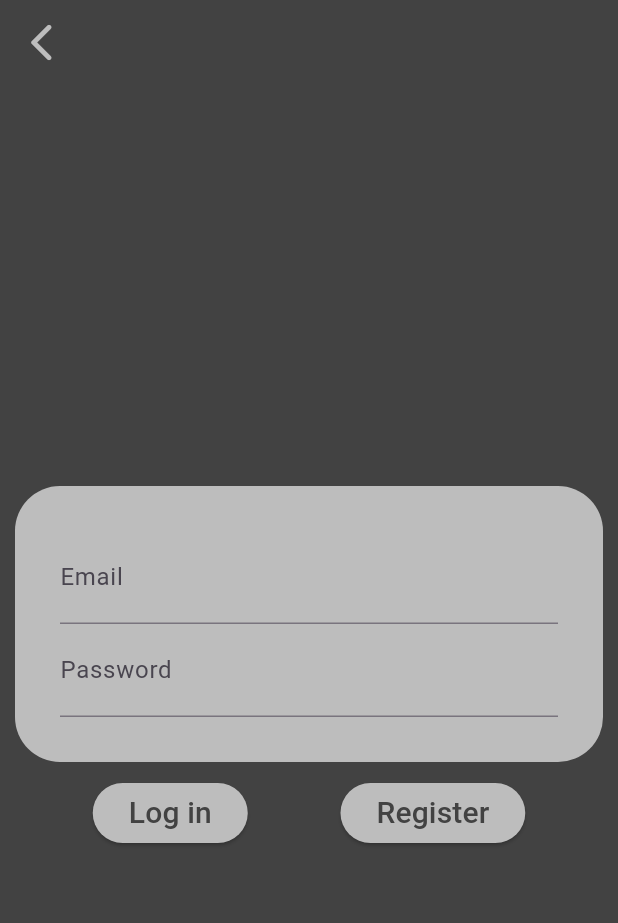
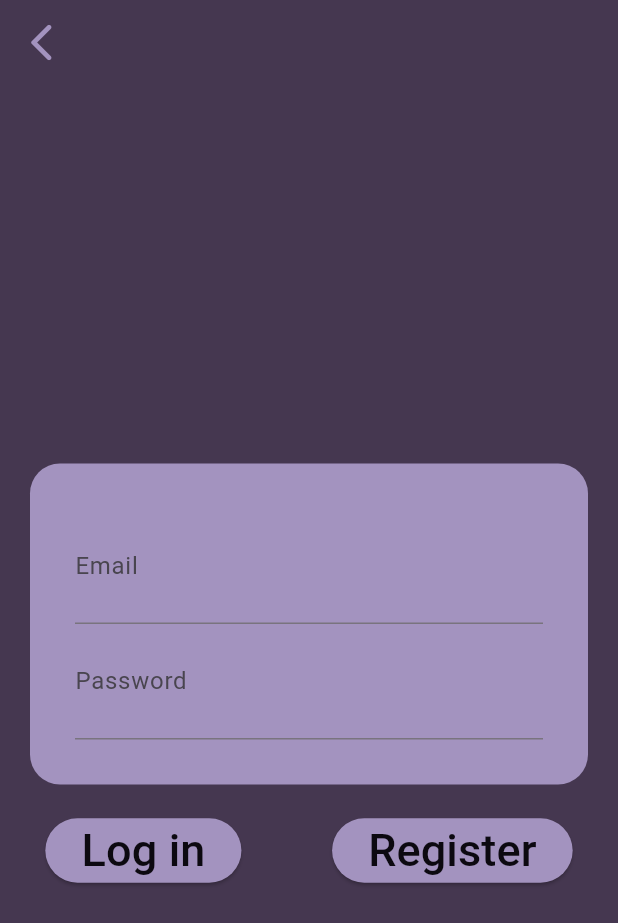
Before and after one commit to SFP95/pjgfolder2, a Flutter app: the LoginPage screen opened by its route, on a phone screen of 412 x 824 dp. Shown: the top 923 px of the screen. Run offline on Flutter 3.47's test engine with Material 3 defaults, Android fonts, the light colour scheme and no system bars; our stand-ins replace image_picker, shared_preferences; accounts and stored records are empty.

Commit message:
actualizacion splash_view.dart Y login_page.dart

```diff
--- a/lib/src/views/login_page.dart
+++ b/lib/src/views/login_page.dart
@@ -22,12 +22,12 @@ class _LoginPageState extends State<LoginPage> {
   @override
   Widget build(BuildContext context) {
     return Scaffold(
-      backgroundColor: Colors.grey[800],
+      backgroundColor: Color.fromARGB(255, 69, 55, 80),
       appBar: AppBar(
         elevation: 0,
-        backgroundColor: Colors.grey[800],
+        backgroundColor: Color.fromARGB(255, 69, 55, 80),
         iconTheme: IconThemeData(
-          color: Colors.grey[400],
+          color: Color.fromARGB(255, 163, 147, 191),
           size: 30,
         ),
         leading: IconButton(
@@ -42,26 +42,27 @@ class _LoginPageState extends State<LoginPage> {
           mainAxisAlignment: MainAxisAlignment.center,
           children: <Widget>[
             Container(
-              margin: EdgeInsets.all(10),
+              margin: EdgeInsets.all(20),
               padding: EdgeInsets.all(30),
               decoration: BoxDecoration(
-                  color: Colors.grey[400],
-                  borderRadius:BorderRadius.circular(30)
+                  color: Color.fromARGB(255, 163, 147, 191),
+                  borderRadius:BorderRadius.circular(20)
               ),
               child: Column(
                 children: [
                   TextFormField(
                     style: TextStyle(
-                      fontSize: 20,
-                      color: Colors.grey[800],
+                      fontSize: 30,
+                      color: Color.fromARGB(255, 12, 9, 16),
                     ),
                     controller: _emailController,
-                    decoration: InputDecoration(labelText: 'Email'),
+                    decoration: InputDecoration(
+                        labelText: 'Email'),
                   ),
                   TextFormField(
                     style: TextStyle(
-                      fontSize: 20,
-                      color: Colors.grey[800],
+                      fontSize: 30,
+                      color: Color.fromARGB(255, 12, 9, 16),
                     ),
                     controller: _passwordController,
                     decoration: InputDecoration(labelText: 'Password'),
@@ -71,11 +72,11 @@ class _LoginPageState extends State<LoginPage> {
               ),
             ),
             Row(
-              mainAxisAlignment: MainAxisAlignment.spaceEvenly ,
+              mainAxisAlignment: MainAxisAlignment.spaceAround,
               children: [
                 ElevatedButton(
                   style:  ButtonStyle(
-                    backgroundColor: MaterialStateProperty.all<Color>(Colors.grey.shade400),
+                    backgroundColor: MaterialStateProperty.all<Color>(Color.fromARGB(255, 163, 147, 191)),
                    ),
                   onPressed: () async {
                     print("LOGIN LLAMADO");
@@ -98,16 +99,22 @@ class _LoginPageState extends State<LoginPage> {
                     }
 
                   },
-                  child: Text('Log in', style: TextStyle(color: Colors.grey[800],fontSize: 20)),
+                  child: Text('Log in',
+                      style: TextStyle(
+                        color: Color.fromARGB(255, 12, 9, 16),
+                        fontSize: 30)),
                 ),
                 ElevatedButton(
                   style:  ButtonStyle(
-                    backgroundColor: MaterialStateProperty.all<Color>(Colors.grey.shade400),
+                    backgroundColor: MaterialStateProperty.all<Color>(Color.fromARGB(255, 163, 147, 191)),
                   ),
                   onPressed: () {
                     Navigator.popAndPushNamed(context, '/register');
                   },
-                  child: Text('Register', style: TextStyle(color: Colors.grey[800],fontSize: 20)),
+                  child: Text('Register',
+                      style: TextStyle(
+                          color: Color.fromARGB(255, 12, 9, 16),
+                          fontSize: 30)),
                 ),
               ],
             ),
--- a/lib/src/views/splash_view.dart
+++ b/lib/src/views/splash_view.dart
@@ -37,13 +37,13 @@ class _SplashView extends State<SplashView> {
   @override
   Widget build(BuildContext context) {
     return Scaffold(
-      backgroundColor: Colors.deepPurple.shade700,
+      backgroundColor: Color.fromARGB(255, 12, 9, 16),
       body: Center(
         child: Column(
           mainAxisAlignment: MainAxisAlignment.center,
           children: [
             Opacity(
-              opacity:  0.7,
+              opacity:  0.6,
               child: Image.asset(
                 'assets/images/d20.png',
                 width: 150,
@@ -60,9 +60,9 @@ class _SplashView extends State<SplashView> {
               ClipRRect(
                 borderRadius: BorderRadius.circular(80),
                 child: LinearProgressIndicator(
-                  valueColor: AlwaysStoppedAnimation<Color>(Colors.grey.shade200
-                  ),
-                  backgroundColor: Colors.deepPurple.shade700,
+                  valueColor: AlwaysStoppedAnimation<Color>(Color.fromARGB(
+                      234, 171, 155, 198)),
+                  backgroundColor: Color.fromARGB(255, 69, 55, 80),
                   minHeight: 4,
                 ),
               ),
```
